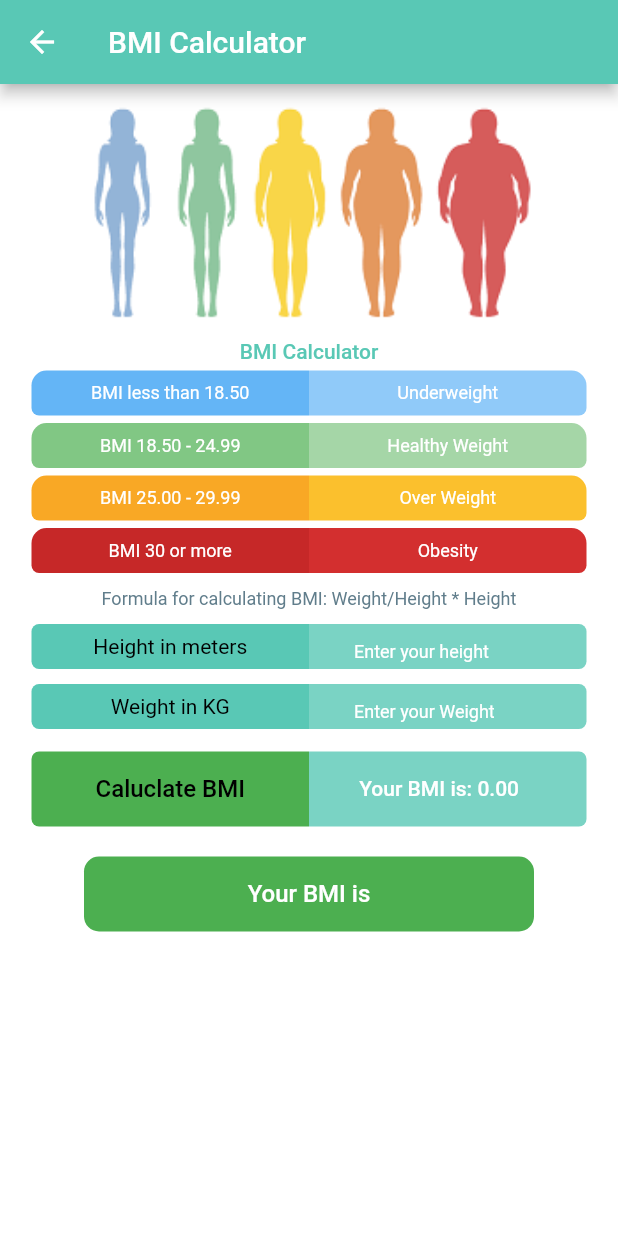
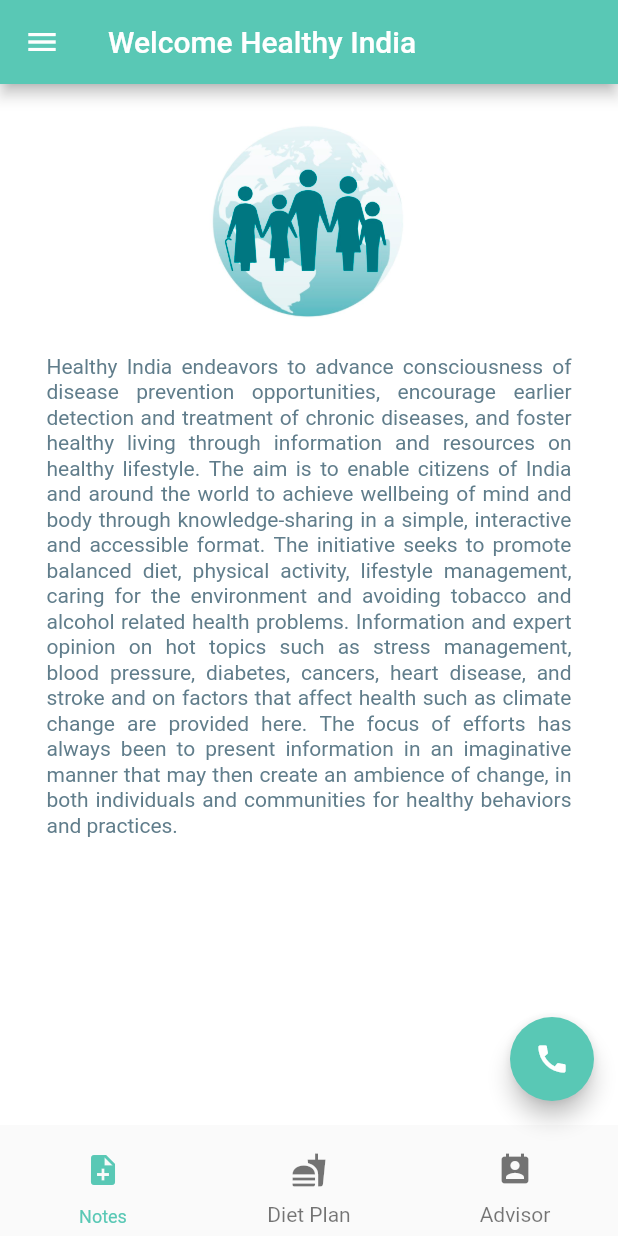
Before and after one commit to GayathrideviGA/Assignments, a Flutter app: the Registration screen opened directly, after a tap on "Sign Up", on a phone screen of 412 x 824 dp. Run offline on Flutter 3.47's test engine with Material 2 defaults, Android fonts, the phone set to English and light mode, and no system bars.

Commit message:
Drawer,Bottom navigation bar,Homescreen

```diff
--- a/healthyindia/lib/Homescreen.dart
+++ b/healthyindia/lib/Homescreen.dart
@@ -0,0 +1,212 @@
+import 'package:flutter/material.dart';
+import 'package:healthyindia/Calculator.dart';
+import 'package:healthyindia/Caloriecalculator.dart';
+import 'package:healthyindia/Heartbeat.dart';
+import 'package:healthyindia/Moodtracker.dart';
+
+class Homescreen extends StatefulWidget {
+  @override
+  _HomescreenState createState() => _HomescreenState();
+}
+
+class _HomescreenState extends State<Homescreen> {
+  final GlobalKey<ScaffoldState> scaffoldkey = new GlobalKey<ScaffoldState>();
+  @override
+  Widget build(BuildContext context) {
+    return SafeArea(
+      child: Scaffold(
+        key: scaffoldkey,
+        backgroundColor: Colors.white,
+        appBar: AppBar(
+          backgroundColor: Color(0xff59c8b5),
+          title: Text(
+            'Welcome Healthy India',
+            style: TextStyle(color: Colors.white),
+          ),
+        ),
+        bottomNavigationBar: BottomNavigationBar(
+         currentIndex: 0,
+         selectedItemColor: Color(0xff59c8b5),
+          unselectedFontSize: 14,
+          selectedFontSize: 12,
+         elevation: 0,
+          type: BottomNavigationBarType.fixed,
+          items: [
+            BottomNavigationBarItem(
+                icon: IconButton(
+                  icon: Icon(
+                    Icons.note_add,
+                  ),
+                  onPressed: () {
+                    Navigator.push(context,
+                    MaterialPageRoute(builder: (context) => Caloriecalci()));
+                  },
+                ),
+                title: new Text('Notes')),
+                BottomNavigationBarItem(
+                icon: IconButton(
+                  icon: Icon(
+                    Icons.fastfood,
+                  ),
+                  onPressed: () {
+                    Navigator.push(context,
+                    MaterialPageRoute(builder: (context) => Caloriecalci()));
+                  },
+                ),
+                title: new Text('Diet Plan',style: TextStyle(color: Colors.blueGrey),)),
+                BottomNavigationBarItem(
+                icon: IconButton(
+                  icon: Icon(
+                    Icons.perm_contact_calendar,
+                  ),
+                  onPressed: () {
+                    Navigator.push(context,
+                    MaterialPageRoute(builder: (context) => Caloriecalci()));
+                  },
+                ),
+                title: new Text('Advisor')),
+          ],
+        ),
+        floatingActionButton: FloatingActionButton(
+          onPressed: (){},
+          backgroundColor: Color(0xff59c8b5),
+          child: Icon(Icons.call,color:Colors.white),
+        ),
+        drawer: Drawer(
+            child: ListView(
+          children: <Widget>[
+            UserAccountsDrawerHeader(
+              currentAccountPicture: Container(
+                width: 80,
+                height: 80,
+                decoration: BoxDecoration(
+                    borderRadius: BorderRadius.circular(100),
+                    image: DecorationImage(
+                      image: AssetImage('assets/profile.png'),
+                      fit: BoxFit.cover,
+                    )),
+              ),
+              decoration: BoxDecoration(
+                color: Color(0xff59c8b5),
+              ),
+              accountEmail: Text(
+                'gayuga99@gmail.com',
+                style: TextStyle(color: Colors.white),
+              ),
+              accountName: Text(
+                'Gayathri Devi S',
+                style: TextStyle(color: Colors.white),
+              ),
+            ),
+            ListTile(
+              onTap: () {
+                Navigator.push(context,
+                    MaterialPageRoute(builder: (context) => Calculator()));
+              },
+              leading: Icon(Icons.healing, color: Colors.blueGrey),
+              title: Text(
+                'BMI Calculator',
+                style: TextStyle(
+                    color: Colors.blueGrey,
+                    fontSize: 16,
+                    fontWeight: FontWeight.w500),
+              ),
+            ),
+            ListTile(
+              onTap: () {
+                Navigator.push(context,
+                    MaterialPageRoute(builder: (context) => Caloriecalci()));
+              },
+              leading: Icon(Icons.compare, color: Colors.blueGrey),
+              title: Text(
+                'Calorie Calculator',
+                style: TextStyle(
+                    color: Colors.blueGrey,
+                    fontSize: 16,
+                    fontWeight: FontWeight.w500),
+              ),
+            ),
+            ListTile(
+              onTap: () {
+                Navigator.push(context,
+                    MaterialPageRoute(builder: (context) => Moodtracker()));
+              },
+              leading: Icon(Icons.feedback, color: Colors.blueGrey),
+              title: Text(
+                'Mood Tracker',
+                style: TextStyle(
+                    color: Colors.blueGrey,
+                    fontSize: 16,
+                    fontWeight: FontWeight.w500),
+              ),
+            ),
+            ListTile(
+              onTap: () {
+                Navigator.push(context,
+                    MaterialPageRoute(builder: (context) => Heartbeat()));
+              },
+              leading: Icon(Icons.favorite, color: Colors.blueGrey),
+              title: Text(
+                'Heartbeat Calculator',
+                style: TextStyle(
+                    color: Colors.blueGrey,
+                    fontSize: 16,
+                    fontWeight: FontWeight.w500),
+              ),
+            ),
+            ListTile(
+              onTap: () {
+                Navigator.push(context,
+                    MaterialPageRoute(builder: (context) => Heartbeat()));
+              },
+              leading: Icon(Icons.notifications, color: Colors.blueGrey),
+              title: Text(
+                'Notifications',
+                style: TextStyle(
+                    color: Colors.blueGrey,
+                    fontSize: 16,
+                    fontWeight: FontWeight.w500),
+              ),
+            )
+          ],
+        )),
+        body: Column(
+          children: <Widget>[
+            Row(
+              mainAxisAlignment: MainAxisAlignment.center,
+              children: <Widget>[
+                Container(
+                  margin: EdgeInsets.only(top: 20),
+                  width: 150,
+                  height: 150,
+                  decoration: BoxDecoration(
+                      //borderRadius: BorderRadius.circular(100),
+                      image: DecorationImage(
+                    image: AssetImage('assets/health.jpg'),
+                    fit: BoxFit.cover,
+                  )),
+                ),
+              ],
+            ),
+            Row(
+              mainAxisAlignment: MainAxisAlignment.center,
+              children: <Widget>[
+                Padding(
+                  padding: EdgeInsets.all(10),
+                  child: Container(
+                    width: 350,
+                    child: Text(
+                      "Healthy India endeavors to advance consciousness of disease prevention opportunities, encourage earlier detection and treatment of chronic diseases, and foster healthy living through information and resources on healthy lifestyle. The aim is to enable citizens of India and around the world to achieve wellbeing of mind and body through knowledge-sharing in a simple, interactive and accessible format. The initiative seeks to promote balanced diet, physical activity, lifestyle management, caring for the environment and avoiding tobacco and alcohol related health problems. Information and expert opinion on hot topics such as stress management, blood pressure, diabetes, cancers, heart disease, and stroke and on factors that affect health such as climate change are provided here. The focus of efforts has always been to present information in an imaginative manner that may then create an ambience of change, in both individuals and communities for healthy behaviors and practices.",
+                      textAlign: TextAlign.justify,
+                      style: TextStyle(height: 1.2, color: Colors.blueGrey),
+                    ),
+                  ),
+                ),
+              ],
+            )
+          ],
+        ),
+      ),
+    );
+  }
+}
--- a/healthyindia/lib/Login.dart
+++ b/healthyindia/lib/Login.dart
@@ -1,5 +1,5 @@
 import 'package:flutter/material.dart';
-import 'package:healthyindia/Calculator.dart';
+import 'package:healthyindia/Homescreen.dart';
 import 'package:healthyindia/Registration.dart';
 
 class Login extends StatefulWidget {
@@ -120,7 +120,7 @@ class _LoginState extends State<Login> {
                                               onPressed: () {
                                                 if(username.text =='geeky' && password.text == 'geeky'){
                                                    Navigator.push(context, MaterialPageRoute(
-                                                     builder: (context)=>Calculator()
+                                                     builder: (context)=>Homescreen()
                                                    ));
                                                 }
                                                 else{
--- a/healthyindia/lib/Registration.dart
+++ b/healthyindia/lib/Registration.dart
@@ -1,5 +1,5 @@
 import 'package:flutter/material.dart';
-import 'package:healthyindia/Calculator.dart';
+import 'package:healthyindia/Homescreen.dart';
 
 class Registration extends StatefulWidget {
   @override
@@ -92,7 +92,7 @@ class _RegistrationState extends State<Registration> {
                           Navigator.push(
                               context,
                               MaterialPageRoute(
-                                  builder: (context) => Calculator()));
+                                  builder: (context) => Homescreen()));
                         },
                         color: Color(0xff59c8b5),
                         child: Text('Sign Up',
--- a/healthyindia/pubspec.yaml
+++ b/healthyindia/pubspec.yaml
@@ -25,3 +25,6 @@ flutter:
   assets:
     - assets/logo.png
     - assets/bmi.png
+    - assets/profile.png
+    - assets/health.png
+    - assets/health.jpg
```
Also changed, not shown: healthyindia/lib/Caloriecalculator.dart (added, +27 -0 lines), healthyindia/lib/Heartbeat.dart (added, +27 -0 lines), healthyindia/lib/Moodtracker.dart (added, +28 -0 lines), healthyindia/assets/health.jpg (added), healthyindia/assets/health.png (added), healthyindia/assets/profile.png (added).
